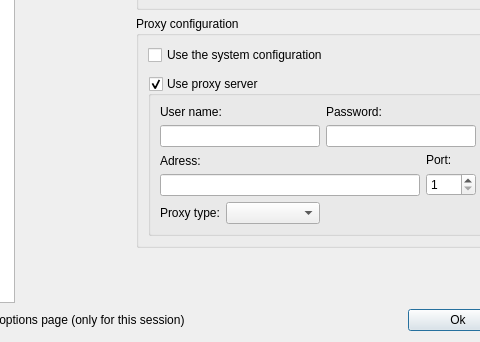
First picture: the form in ui/options.ui, repository xVST/xVideoServiceThief, before the edit; both pictures show x 156 to 636 and y 168 to 510 of the 781 by 510 pixel window.
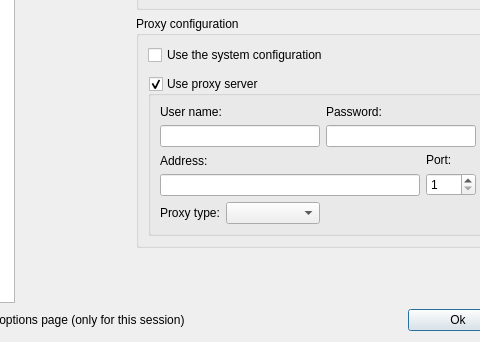
Second picture: the form after the edit. Icons and pictures are not drawn.

Diff of the .ui file:
```diff
--- a/ui/options.ui
+++ b/ui/options.ui
@@ -1793,7 +1793,7 @@
                <item row="2" column="0" colspan="2">
                 <widget class="QLabel" name="lblAdress">
                  <property name="text">
-                  <string>Adress:</string>
+                  <string>Address:</string>
                  </property>
                 </widget>
                </item>
```
Left out of the diff: 10 changed lines with no effect on the pictures.
